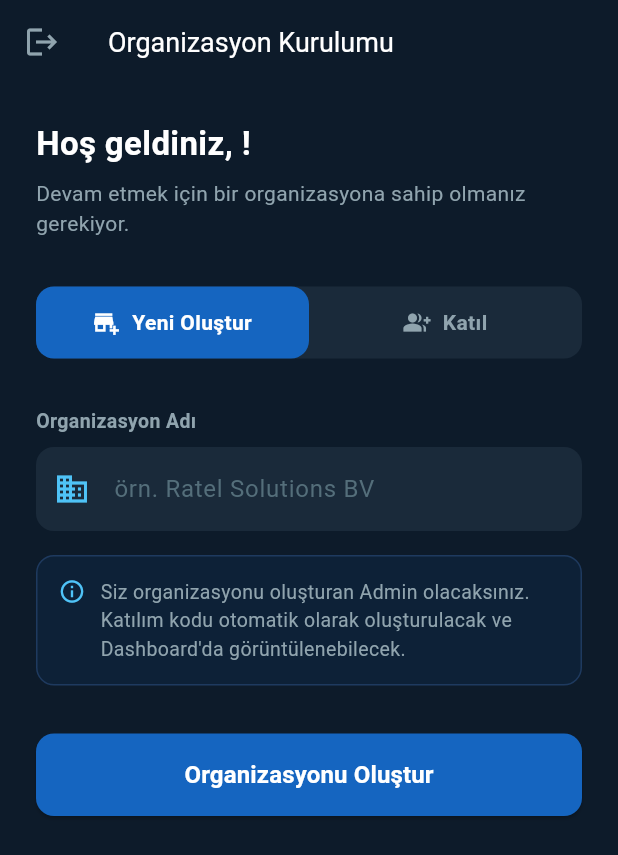
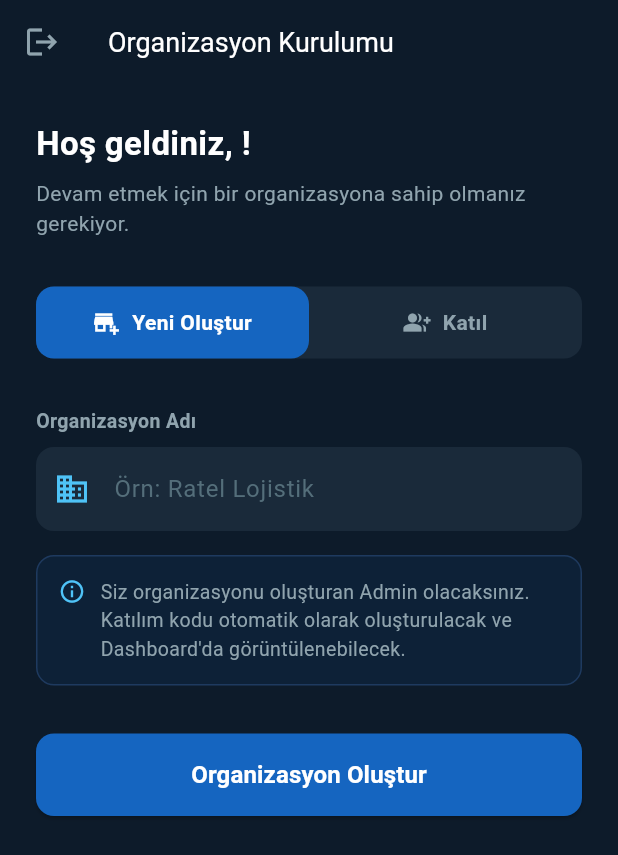
Before and after one commit to mskozyigit/takipversie1, a Flutter app: the OrgSetupScreen screen opened directly with empty values, after a tap on the "logout" icon, on a phone screen of 412 x 824 dp. Shown: the top 855 px of the screen. Run offline on Flutter 3.47's test engine with Material 3 defaults, Android fonts, the phone set to English and light mode, and no system bars; our stand-ins replace cloud_firestore, firebase_auth, firebase_core, flutter_riverpod, google_sign_in; accounts and stored records are empty; network calls fail.

Commit message:
Implement Multi-language UI (ADM-02) with central TranslationProvider

```diff
--- a/lib/main.dart
+++ b/lib/main.dart
@@ -53,6 +53,7 @@ class AuthGate extends ConsumerWidget {
   @override
   Widget build(BuildContext context, WidgetRef ref) {
     final authAsync = ref.watch(authProvider);
+    final l10n = ref.read(translationProvider.notifier);
 
     return authAsync.when(
       // Yükleniyor
@@ -89,7 +90,7 @@ class AuthGate extends ConsumerWidget {
         ApprovedAdmin(appUser: final user) => Scaffold(
             backgroundColor: const Color(0xFF0D1B2A),
             appBar: AppBar(
-              title: Text('Admin Panel — ${user.name}'),
+              title: Text('${l10n.translate('admin_panel_title')} — ${user.name}'),
               backgroundColor: const Color(0xFF1565C0),
               actions: [
                 IconButton(
@@ -98,16 +99,16 @@ class AuthGate extends ConsumerWidget {
                 ),
               ],
             ),
-            body: const Center(
+            body: Center(
               child: Column(
                 mainAxisAlignment: MainAxisAlignment.center,
                 children: [
-                  Icon(Icons.admin_panel_settings, size: 64, color: Color(0xFF4FC3F7)),
-                  SizedBox(height: 16),
+                  const Icon(Icons.admin_panel_settings, size: 64, color: Color(0xFF4FC3F7)),
+                  const SizedBox(height: 16),
                   Text(
-                    'Admin Dashboard\nSonraki aşamada inşa edilecek.',
+                    '${l10n.translate('admin_panel_title')}\nSonraki aşamada inşa edilecek.',
                     textAlign: TextAlign.center,
-                    style: TextStyle(color: Colors.white70, fontSize: 16),
+                    style: const TextStyle(color: Colors.white70, fontSize: 16),
                   ),
                 ],
               ),
@@ -118,7 +119,7 @@ class AuthGate extends ConsumerWidget {
         ApprovedWorker(appUser: final user) => Scaffold(
             backgroundColor: const Color(0xFF0D1B2A),
             appBar: AppBar(
-              title: Text('İş Listesi — ${user.name}'),
+              title: Text('${l10n.translate('worker_panel_title')} — ${user.name}'),
               backgroundColor: const Color(0xFF0D47A1),
               actions: [
                 IconButton(
@@ -127,16 +128,16 @@ class AuthGate extends ConsumerWidget {
                 ),
               ],
             ),
-            body: const Center(
+            body: Center(
               child: Column(
                 mainAxisAlignment: MainAxisAlignment.center,
                 children: [
-                  Icon(Icons.work_outline, size: 64, color: Color(0xFF4FC3F7)),
-                  SizedBox(height: 16),
+                  const Icon(Icons.work_outline, size: 64, color: Color(0xFF4FC3F7)),
+                  const SizedBox(height: 16),
                   Text(
-                    'Worker Dashboard\nSonraki aşamada inşa edilecek.',
+                    '${l10n.translate('worker_panel_title')}\nSonraki aşamada inşa edilecek.',
                     textAlign: TextAlign.center,
-                    style: TextStyle(color: Colors.white70, fontSize: 16),
+                    style: const TextStyle(color: Colors.white70, fontSize: 16),
                   ),
                 ],
               ),
@@ -162,7 +163,7 @@ class AuthGate extends ConsumerWidget {
                     const SizedBox(height: 24),
                     ElevatedButton(
                       onPressed: () => ref.read(authProvider.notifier).signOut(),
-                      child: const Text('Geri Dön'),
+                      child: Text(l10n.translate('back_to_login')),
                     ),
                   ],
                 ),
--- a/lib/providers/auth_provider.dart
+++ b/lib/providers/auth_provider.dart
@@ -6,6 +6,7 @@ import 'package:flutter_riverpod/flutter_riverpod.dart';
 import 'package:google_sign_in/google_sign_in.dart';
 import '../models/app_user.dart';
 import '../models/organization.dart';
+import 'translations.dart';
 
 // -----------------------------------------------------------------------
 // Auth State Sealed Class
@@ -271,3 +272,49 @@ final currentUserProvider = Provider<AppUser?>((ref) {
     _ => null,
   };
 });
+
+// -----------------------------------------------------------------------
+// Translation Notifier
+// -----------------------------------------------------------------------
+
+class TranslationNotifier extends AsyncNotifier<String> {
+  @override
+  Future<String> build() async {
+    // Auth state'i dinle
+    final authState = ref.watch(authProvider).value;
+
+    if (authState is ApprovedAdmin) {
+      return _getOrgLanguage(authState.appUser.organizationId);
+    } else if (authState is ApprovedWorker) {
+      return _getOrgLanguage(authState.appUser.organizationId);
+    } else if (authState is PendingApproval) {
+      return _getOrgLanguage(authState.appUser.organizationId);
+    }
+
+    // Varsayılan dil (Giriş ekranı vb. için)
+    return 'tr';
+  }
+
+  Future<String> _getOrgLanguage(String orgId) async {
+    try {
+      final doc = await FirebaseFirestore.instance
+          .collection('organizations')
+          .doc(orgId)
+          .get();
+
+      if (doc.exists) {
+        return doc.data()?['activeLanguage'] ?? 'tr';
+      }
+    } catch (_) {}
+    return 'tr';
+  }
+
+  String translate(String key) {
+    final lang = state.value ?? 'tr';
+    return translations[lang]?[key] ?? translations['tr']?[key] ?? key;
+  }
+}
+
+final translationProvider = AsyncNotifierProvider<TranslationNotifier, String>(
+  () => TranslationNotifier(),
+);
--- a/lib/screens/login_screen.dart
+++ b/lib/screens/login_screen.dart
@@ -9,6 +9,7 @@ class LoginScreen extends ConsumerWidget {
   Widget build(BuildContext context, WidgetRef ref) {
     final authAsync = ref.watch(authProvider);
     final isLoading = authAsync.isLoading;
+    final l10n = ref.read(translationProvider.notifier);
 
     // Hata mesajı varsa göster
     ref.listen(authProvider, (previous, next) {
@@ -37,10 +38,10 @@ class LoginScreen extends ConsumerWidget {
               const SizedBox(height: 24),
 
               // Başlık
-              const Text(
-                'Ratel Solutions',
+              Text(
+                l10n.translate('login_title'),
                 textAlign: TextAlign.center,
-                style: TextStyle(
+                style: const TextStyle(
                   color: Colors.white,
                   fontSize: 28,
                   fontWeight: FontWeight.bold,
@@ -48,10 +49,10 @@ class LoginScreen extends ConsumerWidget {
                 ),
               ),
               const SizedBox(height: 8),
-              const Text(
-                'Field Service Management',
+              Text(
+                l10n.translate('login_subtitle'),
                 textAlign: TextAlign.center,
-                style: TextStyle(
+                style: const TextStyle(
                   color: Color(0xFF90A4AE),
                   fontSize: 14,
                 ),
@@ -85,7 +86,7 @@ class LoginScreen extends ConsumerWidget {
                         errorBuilder: (_, _, _) => const Icon(Icons.login),
                       ),
                 label: Text(
-                  isLoading ? 'Giriş yapılıyor...' : 'Google ile Giriş Yap',
+                  isLoading ? l10n.translate('login_logging_in') : l10n.translate('login_google_button'),
                   style: const TextStyle(
                     fontSize: 16,
                     fontWeight: FontWeight.w600,
@@ -96,10 +97,10 @@ class LoginScreen extends ConsumerWidget {
               const SizedBox(height: 32),
 
               // Alt bilgi
-              const Text(
-                'Giriş yaparak Kullanım Koşullarını kabul etmiş olursunuz.',
+              Text(
+                l10n.translate('login_terms'),
                 textAlign: TextAlign.center,
-                style: TextStyle(
+                style: const TextStyle(
                   color: Color(0xFF546E7A),
                   fontSize: 12,
                 ),
--- a/lib/screens/org_setup_screen.dart
+++ b/lib/screens/org_setup_screen.dart
@@ -57,6 +57,7 @@ class _OrgSetupScreenState extends ConsumerState<OrgSetupScreen> {
   @override
   Widget build(BuildContext context) {
     final isLoading = ref.watch(authProvider).isLoading;
+    final l10n = ref.read(translationProvider.notifier);
 
     return Scaffold(
       backgroundColor: const Color(0xFF0D1B2A),
@@ -65,12 +66,12 @@ class _OrgSetupScreenState extends ConsumerState<OrgSetupScreen> {
         elevation: 0,
         leading: IconButton(
           icon: const Icon(Icons.logout, color: Color(0xFF90A4AE)),
-          tooltip: 'Çıkış Yap',
+          tooltip: l10n.translate('logout'),
           onPressed: () => ref.read(authProvider.notifier).signOut(),
         ),
-        title: const Text(
-          'Organizasyon Kurulumu',
-          style: TextStyle(color: Colors.white, fontSize: 18),
+        title: Text(
+          l10n.translate('org_setup_title'),
+          style: const TextStyle(color: Colors.white, fontSize: 18),
         ),
       ),
       body: SingleChildScrollView(
@@ -82,7 +83,7 @@ class _OrgSetupScreenState extends ConsumerState<OrgSetupScreen> {
             children: [
               // Karşılama mesajı
               Text(
-                'Hoş geldiniz, ${widget.firebaseUser.displayName?.split(' ').first ?? 'Kullanıcı'}!',
+                '${l10n.translate('org_setup_welcome')}, ${widget.firebaseUser.displayName?.split(' ').first ?? 'Kullanıcı'}!',
                 style: const TextStyle(
                   color: Colors.white,
                   fontSize: 22,
@@ -90,9 +91,9 @@ class _OrgSetupScreenState extends ConsumerState<OrgSetupScreen> {
                 ),
               ),
               const SizedBox(height: 8),
-              const Text(
-                'Devam etmek için bir organizasyona sahip olmanız gerekiyor.',
-                style: TextStyle(color: Color(0xFF90A4AE), fontSize: 14),
+              Text(
+                l10n.translate('org_setup_subtitle'),
+                style: const TextStyle(color: Color(0xFF90A4AE), fontSize: 14),
               ),
               const SizedBox(height: 32),
 
@@ -105,13 +106,13 @@ class _OrgSetupScreenState extends ConsumerState<OrgSetupScreen> {
                 child: Row(
                   children: [
                     _ModeTab(
-                      label: 'Yeni Oluştur',
+                      label: l10n.translate('org_setup_create'),
                       icon: Icons.add_business,
                       isSelected: _mode == 'create',
                       onTap: () => setState(() => _mode = 'create'),
                     ),
                     _ModeTab(
-                      label: 'Katıl',
+                      label: l10n.translate('org_setup_join'),
                       icon: Icons.group_add,
                       isSelected: _mode == 'join',
                       onTap: () => setState(() => _mode = 'join'),
@@ -151,7 +152,7 @@ class _OrgSetupScreenState extends ConsumerState<OrgSetupScreen> {
                         ),
                       )
                     : Text(
-                        _mode == 'create' ? 'Organizasyonu Oluştur' : 'Organizasyona Katıl',
+                        _mode == 'create' ? l10n.translate('org_setup_submit_create') : l10n.translate('org_setup_submit_join'),
                         style: const TextStyle(
                           fontSize: 16,
                           fontWeight: FontWeight.w600,
@@ -221,28 +222,29 @@ class _ModeTab extends StatelessWidget {
 // Create Org Form
 // -----------------------------------------------------------------------
 
-class _CreateOrgForm extends StatelessWidget {
+class _CreateOrgForm extends ConsumerWidget {
   final TextEditingController controller;
 
   const _CreateOrgForm({required this.controller});
 
   @override
-  Widget build(BuildContext context) {
+  Widget build(BuildContext context, WidgetRef ref) {
+    final l10n = ref.read(translationProvider.notifier);
     return Column(
       key: const ValueKey('create'),
       crossAxisAlignment: CrossAxisAlignment.start,
       children: [
-        const _Label('Organizasyon Adı'),
+        _Label(l10n.translate('org_setup_name_label')),
         const SizedBox(height: 8),
         _StyledField(
           controller: controller,
-          hint: 'örn. Ratel Solutions BV',
+          hint: l10n.translate('org_setup_name_hint'),
           prefixIcon: Icons.business,
           validator: (v) =>
-              v == null || v.trim().isEmpty ? 'Organizasyon adı boş bırakılamaz' : null,
+              v == null || v.trim().isEmpty ? l10n.translate('org_setup_name_label') : null,
         ),
         const SizedBox(height: 16),
-        _InfoBox(
+        const _InfoBox(
           icon: Icons.info_outline,
           text:
               'Siz organizasyonu oluşturan Admin olacaksınız. Katılım kodu otomatik olarak oluşturulacak ve Dashboard\'da görüntülenebilecek.',
@@ -256,32 +258,33 @@ class _CreateOrgForm extends StatelessWidget {
 // Join Org Form
 // -----------------------------------------------------------------------
 
-class _JoinOrgForm extends StatelessWidget {
+class _JoinOrgForm extends ConsumerWidget {
   final TextEditingController controller;
 
   const _JoinOrgForm({required this.controller});
 
   @override
-  Widget build(BuildContext context) {
+  Widget build(BuildContext context, WidgetRef ref) {
+    final l10n = ref.read(translationProvider.notifier);
     return Column(
       key: const ValueKey('join'),
       crossAxisAlignment: CrossAxisAlignment.start,
       children: [
-        const _Label('Katılım Kodu'),
+        _Label(l10n.translate('org_setup_join_label')),
         const SizedBox(height: 8),
         _StyledField(
           controller: controller,
-          hint: 'örn. AB12CD',
+          hint: l10n.translate('org_setup_join_hint'),
           prefixIcon: Icons.vpn_key,
           textCapitalization: TextCapitalization.characters,
           validator: (v) {
-            if (v == null || v.trim().isEmpty) return 'Katılım kodu boş bırakılamaz';
+            if (v == null || v.trim().isEmpty) return l10n.translate('org_setup_join_label');
             if (v.trim().length != 6) return 'Kod 6 karakter olmalıdır';
             return null;
           },
         ),
         const SizedBox(height: 16),
-        _InfoBox(
+        const _InfoBox(
           icon: Icons.schedule,
           text:
               'Kodunu girdikten sonra hesabınız Admin onayına gönderilecek. Onay süreci tamamlanana kadar sisteme giriş yapamazsınız.',
```
Also changed, not shown: lib/providers/translations.dart (added, +77 -0 lines).
